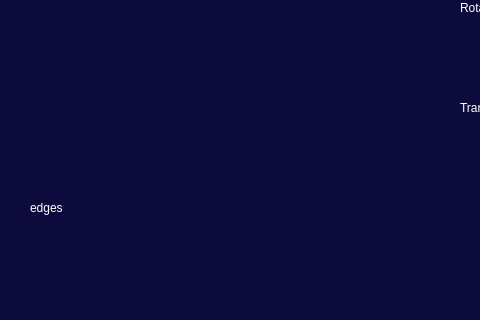
Old version of the form src/3d-viewer/mainwindow.ui in the repository liubavabarsegian/s21-3DViewer_v1.0; both pictures show x 370 to 850 and y 471 to 791 of the 1189 by 791 pixel window.
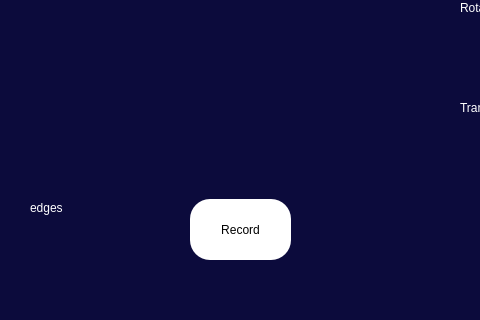
New version of the form. Icons and pictures are not drawn. Custom widgets are drawn as their Qt base class.

```diff
--- a/src/3d-viewer/mainwindow.ui
+++ b/src/3d-viewer/mainwindow.ui
@@ -736,6 +736,22 @@
      </size>
     </property>
    </widget>
+   <widget class="QPushButton" name="recordButton">
+    <property name="geometry">
+     <rect>
+      <x>560</x>
+      <y>670</y>
+      <width>101</width>
+      <height>61</height>
+     </rect>
+    </property>
+    <property name="styleSheet">
+     <string notr="true">background-color: white;</string>
+    </property>
+    <property name="text">
+     <string>Record</string>
+    </property>
+   </widget>
    <zorder>inputFileButton</zorder>
    <zorder>label</zorder>
    <zorder>viewerWidget</zorder>
```
Left out of the diff: 1 changed line with no effect on the pictures.
